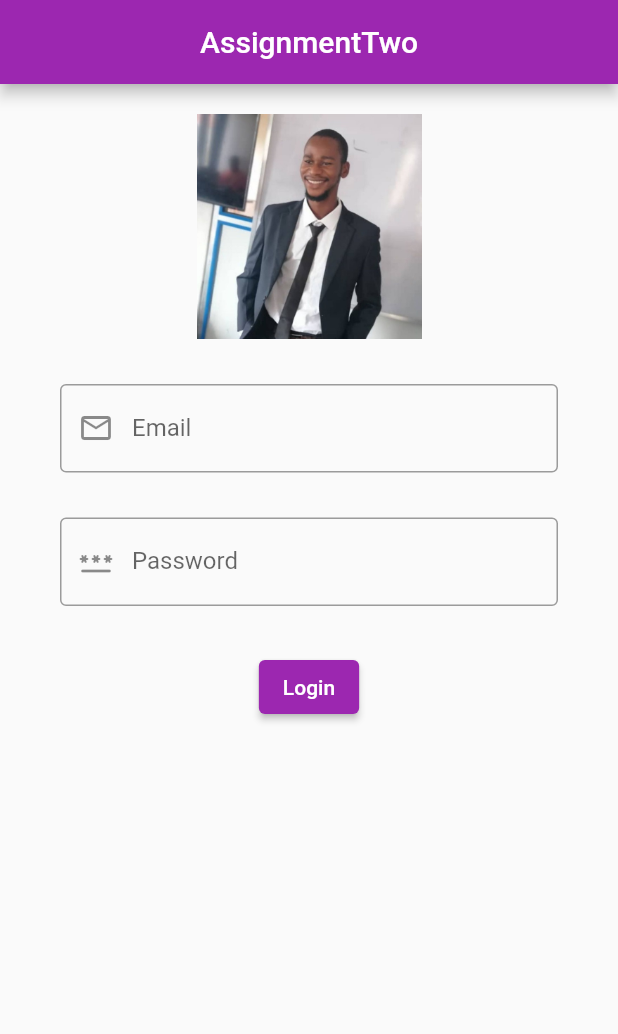
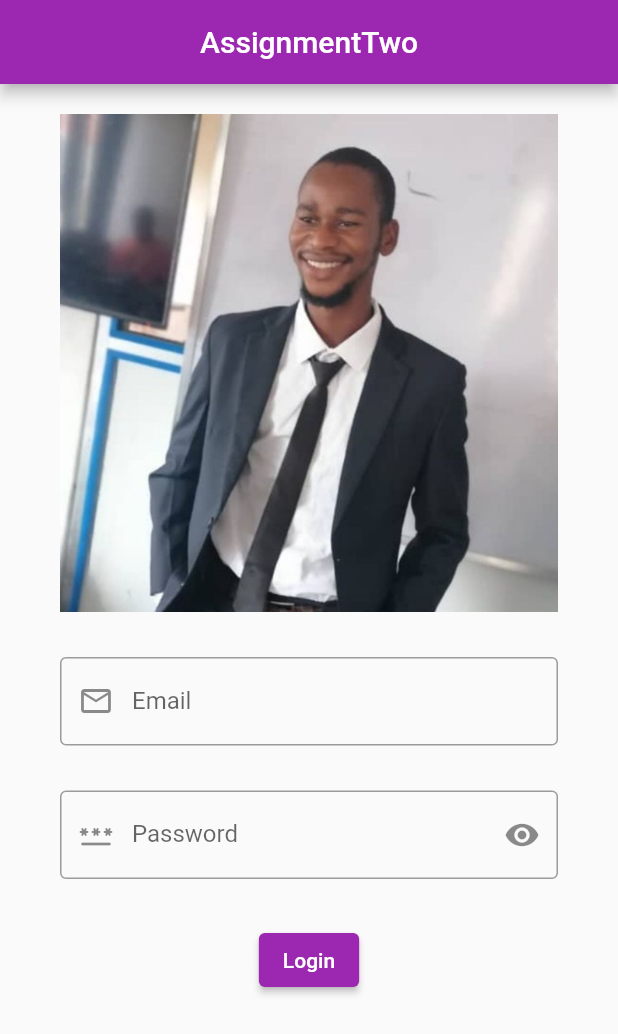
Before and after one commit to Akinyeleib/Pedek, a Flutter app: the screen it shows after launch, on a phone screen of 412 x 824 dp. Shown: the top 1034 px of the screen. Run offline on Flutter 3.47's test engine with Material 2 defaults, Android fonts, the phone set to English and light mode, and no system bars.

Commit message:
Password toggle added

```diff
--- a/assignments/lib/files.dart
+++ b/assignments/lib/files.dart
@@ -38,11 +38,11 @@ class _AssignmentTwoState extends State<AssignmentTwo> {
               children: <Widget>[
                 Padding(
                   padding: my_padding,
-                  child: Container(
-                    width: 150,
-                    height: 150,
-                    child: Image.asset('assets/images/akinyeleib.jpg'),
-                  ),
+                  // child: Container(
+                  //   width: 150,
+                  //   height: 150,
+                  child: Image.asset('assets/images/akinyeleib.jpg'),
+                  // ),
                 ),
                 Padding(
                   padding: my_padding,
--- a/assignments/lib/helper.dart
+++ b/assignments/lib/helper.dart
@@ -3,8 +3,8 @@ import 'package:flutter/material.dart';
 var my_padding = EdgeInsets.only(top: 0, left: 20, right: 20, bottom: 30);
 
 class MyTextField extends StatelessWidget {
-  var control;
-  var hint;
+  TextEditingController control;
+  String hint;
   MyTextField(this.control, this.hint);
 
   @override
@@ -13,17 +13,18 @@ class MyTextField extends StatelessWidget {
       controller: control,
       textAlign: TextAlign.center,
       decoration: InputDecoration(
-          prefixIcon: Icon(Icons.email_outlined),
-          border: OutlineInputBorder(),
-          labelText: hint,
-          hintText: hint),
+        prefixIcon: Icon(Icons.email_outlined),
+        border: OutlineInputBorder(),
+        labelText: hint,
+        hintText: hint,
+      ),
     );
   }
 }
 
 class MyPasswordField extends StatelessWidget {
-  var control;
-  var hint;
+  TextEditingController control;
+  String hint;
   MyPasswordField(this.control, this.hint);
 
   @override
@@ -35,6 +36,7 @@ class MyPasswordField extends StatelessWidget {
       textAlign: TextAlign.center,
       decoration: InputDecoration(
         prefixIcon: Icon(Icons.password_rounded),
+        suffixIcon: Icon(Icons.visibility),
         border: OutlineInputBorder(),
         labelText: hint,
         hintText: hint,
```
